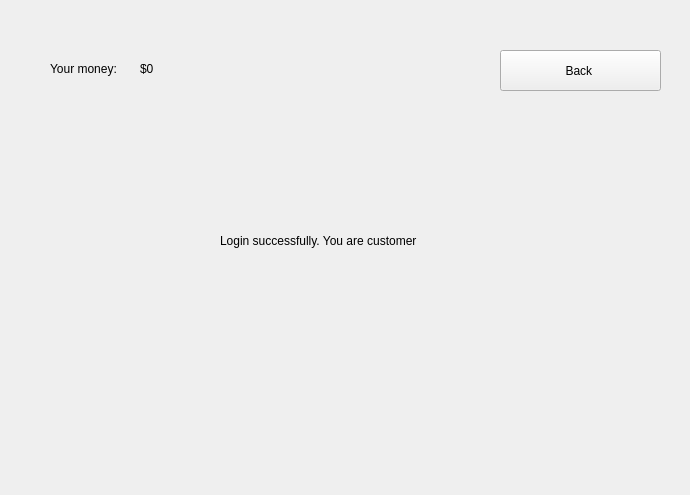
Old version of the form GUIproject/CourseWorkHypermarket/customerwindow.ui in the repository ashnaider/CourseWorkHypermarket.
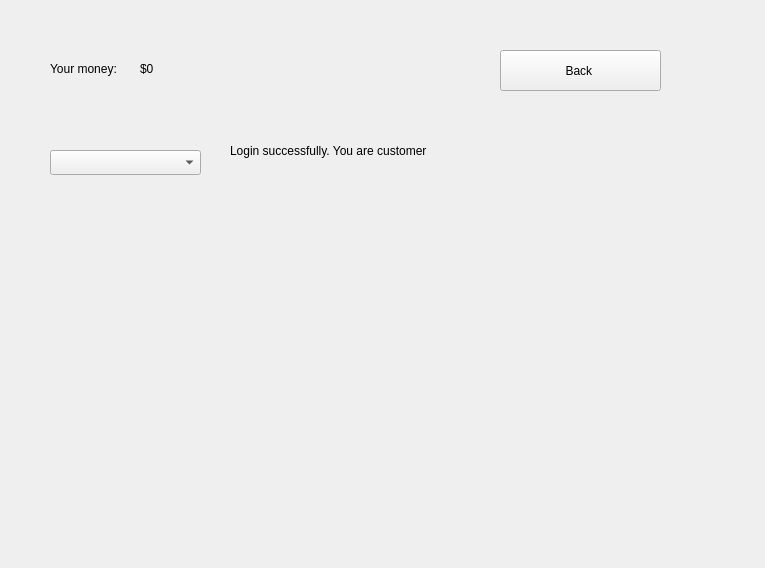
New version of the form.

Commit message: Added products combo box

Patch:
```diff
--- a/GUIproject/CourseWorkHypermarket/customerwindow.ui
+++ b/GUIproject/CourseWorkHypermarket/customerwindow.ui
@@ -6,8 +6,8 @@
    <rect>
     <x>0</x>
     <y>0</y>
-    <width>690</width>
-    <height>495</height>
+    <width>765</width>
+    <height>568</height>
    </rect>
   </property>
   <property name="windowTitle">
@@ -29,8 +29,8 @@
   <widget class="QLabel" name="label">
    <property name="geometry">
     <rect>
-     <x>220</x>
-     <y>230</y>
+     <x>230</x>
+     <y>140</y>
      <width>251</width>
      <height>21</height>
     </rect>
@@ -91,6 +91,16 @@
     <string/>
    </property>
   </widget>
+  <widget class="QComboBox" name="productListComboBox">
+   <property name="geometry">
+    <rect>
+     <x>50</x>
+     <y>150</y>
+     <width>151</width>
+     <height>25</height>
+    </rect>
+   </property>
+  </widget>
  </widget>
  <resources/>
  <connections/>
```
The commit also changes 13 other files.
